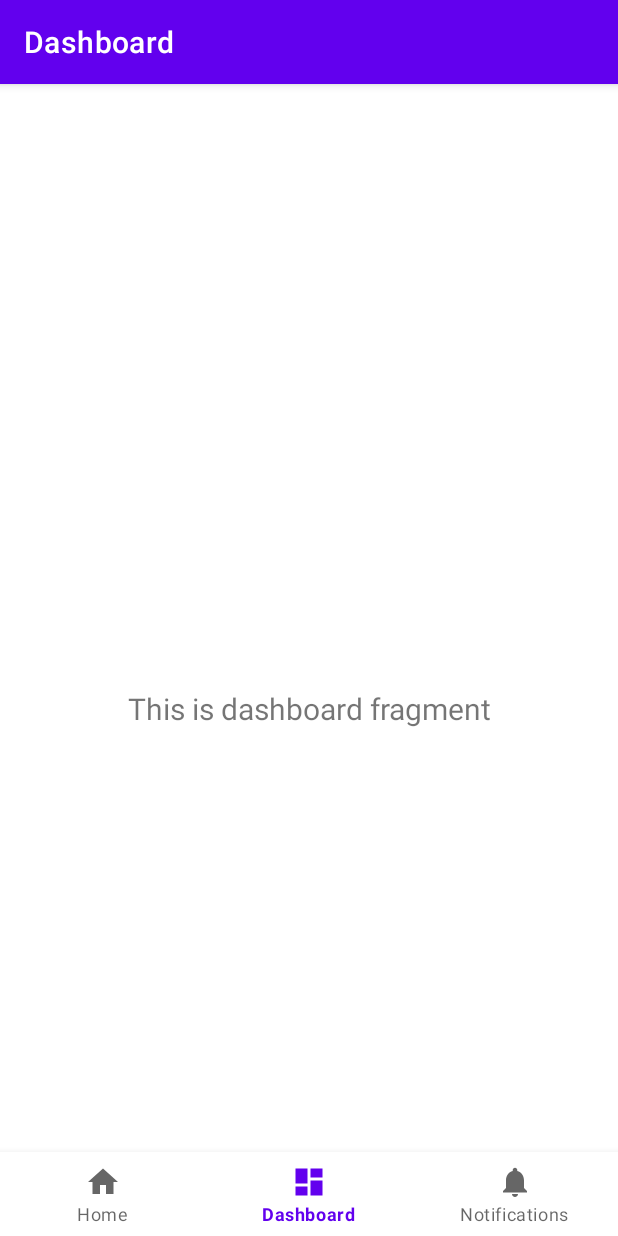
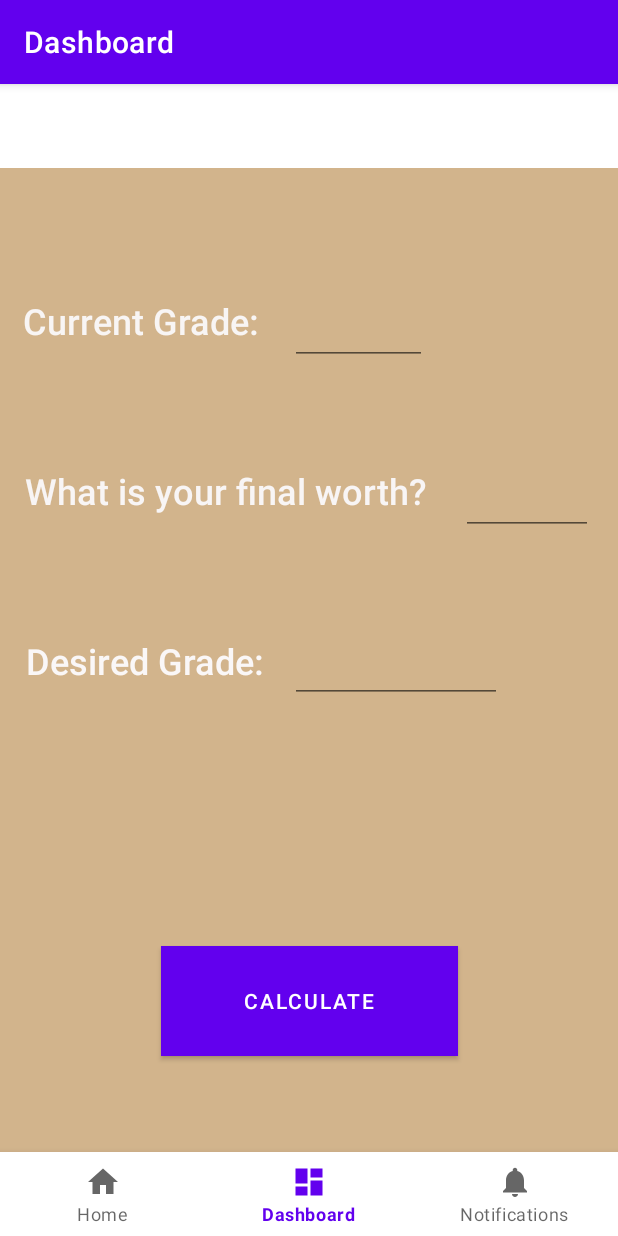
Before and after one commit to curtis-fedorko/Grade_Calculator, an Android app: the DashboardFragment screen opened through its navigation route, on a phone screen of 412 x 824 dp. Run offline under Robolectric (Android 15) with nearby library versions, the phone set to English and light mode, and no system bars; our stand-ins replace navigation-ui.

```diff
--- a/app/src/main/java/fedorko/curtis/myapplication/MainActivity.java
+++ b/app/src/main/java/fedorko/curtis/myapplication/MainActivity.java
@@ -10,6 +10,8 @@ import androidx.navigation.Navigation;
 import androidx.navigation.ui.AppBarConfiguration;
 import androidx.navigation.ui.NavigationUI;
 
+import fedorko.curtis.myapplication.Model.FGC;
+import fedorko.curtis.myapplication.Model.Phrase;
 import fedorko.curtis.myapplication.databinding.ActivityMainBinding;
 
 public class MainActivity extends AppCompatActivity {
@@ -34,4 +36,13 @@ public class MainActivity extends AppCompatActivity {
         NavigationUI.setupWithNavController(binding.navView, navController);
     }
 
+    public double onCalculate(double currgrade, double gradewant, double percleft) {
+        FGC f = new FGC();
+       return  f.whatINeed(currgrade, gradewant, percleft);
+    }
+
+    public String getExtra(double a) {
+        Phrase p = new Phrase();
+        return p.generatePhrase(a);
+    }
 }
--- a/app/src/main/java/fedorko/curtis/myapplication/Model/FGC.java
+++ b/app/src/main/java/fedorko/curtis/myapplication/Model/FGC.java
@@ -1,3 +1,5 @@
+package fedorko.curtis.myapplication.Model;
+
 import java.util.*;
 public class FGC {
     public double gradeLeft;
--- a/app/src/main/java/fedorko/curtis/myapplication/Model/Phrase.java
+++ b/app/src/main/java/fedorko/curtis/myapplication/Model/Phrase.java
@@ -1,2 +1,55 @@
-package fedorko.curtis.myapplication.Model;public class Phrase {
+package fedorko.curtis.myapplication.Model;
+
+import java.util.ArrayList;
+import java.util.List;
+import java.util.Random;
+
+public class Phrase {
+    public int needed;
+    public ArrayList<String> Bad = new ArrayList<>();
+    public ArrayList<String> Good = new ArrayList<>();;
+    public ArrayList<String> Unrealistic = new ArrayList<>();;
+    public ArrayList<String> decent = new ArrayList<>();;
+
+    public Phrase(){
+        this.Good.add("Id focus on other things");
+        this.Good.add("Break starts now");
+        this.Good.add("Your Hard work payed off");
+        this. Bad.add("When does the library close?");
+        this.Bad.add("When does the library close?");
+        this.Bad.add("Pray.");
+        this.Bad.add("Not even luck could help you");
+        this.Bad.add("I hope youre religous");
+        this.decent.add("Dont Give up, you can do it");
+    }
+    public String generatePhrase(double grade){
+        String outy = "";
+
+        if(grade <= 75.0){
+            outy = getGood();
+        }
+        else if(grade <= 92.0){
+            outy = getDecent();
+        }
+        else{
+            outy = getBad();
+        }
+
+return outy;
+    }
+
+    private String getBad() {
+        Random rand = new Random();
+        return this.Bad.get(rand.nextInt(Bad.size()));
+    }
+
+    private String getDecent() {
+        Random rand = new Random();
+        return this.decent.get(rand.nextInt(decent.size()));
+    }
+
+    private String getGood() {
+        Random rand = new Random();
+        return this.Good.get(rand.nextInt(Good.size()));
+    }
 }
--- a/app/src/main/java/fedorko/curtis/myapplication/ui/dashboard/DashboardFragment.java
+++ b/app/src/main/java/fedorko/curtis/myapplication/ui/dashboard/DashboardFragment.java
@@ -1,6 +1,7 @@
 package fedorko.curtis.myapplication.ui.dashboard;
 
 import android.os.Bundle;
+import android.text.Editable;
 import android.view.LayoutInflater;
 import android.view.View;
 import android.view.ViewGroup;
@@ -12,30 +13,51 @@ import androidx.fragment.app.Fragment;
 import androidx.lifecycle.Observer;
 import androidx.lifecycle.ViewModelProvider;
 
+import fedorko.curtis.myapplication.MainActivity;
+import fedorko.curtis.myapplication.Model.Phrase;
 import fedorko.curtis.myapplication.R;
 import fedorko.curtis.myapplication.databinding.FragmentDashboardBinding;
 
 public class DashboardFragment extends Fragment {
+    private FragmentDashboardBinding binding;
+    MainActivity activity;
+    public DashboardFragment(){
+        this.activity = new MainActivity();
+    }
+    @Override
+    public View onCreateView(@NonNull LayoutInflater inflater, ViewGroup container,
+                             Bundle savedInstanceState) {
+        this.binding = FragmentDashboardBinding.inflate(inflater);
+        return this.binding.getRoot();
 
-    private DashboardViewModel dashboardViewModel;
-    private FragmentDashboardBinding binding;
+    }
+    public View getRootView() {
+        return this.binding.getRoot();
+    }
+    @Override
+    public void onViewCreated(@NonNull View view, @Nullable Bundle savedInstanceState) {
+        super.onViewCreated(view, savedInstanceState);
 
-    public View onCreateView(@NonNull LayoutInflater inflater,
-                             ViewGroup container, Bundle savedInstanceState) {
-        dashboardViewModel =
-                new ViewModelProvider(this).get(DashboardViewModel.class);
-
-        binding = FragmentDashboardBinding.inflate(inflater, container, false);
-        View root = binding.getRoot();
-
-        final TextView textView = binding.textDashboard;
-        dashboardViewModel.getText().observe(getViewLifecycleOwner(), new Observer<String>() {
+        this.binding.button.setOnClickListener(new View.OnClickListener() {
             @Override
-            public void onChanged(@Nullable String s) {
-                textView.setText(s);
+            public void onClick(View view) {
+                Editable currgrade = binding.currgradetext.getText();
+                double currentgrade = Double.parseDouble(currgrade.toString());
+                Editable currgrade2 = binding.finalworthtext.getText();
+                double finalpercent = Double.parseDouble(currgrade2.toString());
+                Editable currgrade3 = binding.whattheywanttext.getText();
+                double gradewanted = Double.parseDouble(currgrade3.toString());
+                double a = activity.onCalculate(currentgrade, gradewanted, finalpercent);
+               String needed = Double.toString(a);
+               String cherry = activity.getExtra(a);
+               String outy = "You need to get a " + needed + " on your final. " + cherry;
+                binding.needed.setText(outy);
+               binding.needed.setVisibility(View.VISIBLE);
+                binding.currgradetext.setText("");
+                binding.whattheywanttext.setText("");
+                binding.finalworthtext.setText("");
             }
         });
-        return root;
     }
 
     @Override
--- a/app/src/main/res/layout/fragment_dashboard.xml
+++ b/app/src/main/res/layout/fragment_dashboard.xml
@@ -4,19 +4,128 @@
     xmlns:tools="http://schemas.android.com/tools"
     android:layout_width="match_parent"
     android:layout_height="match_parent"
+    android:background="#D2B48C"
     tools:context=".ui.dashboard.DashboardFragment">
 
     <TextView
-        android:id="@+id/text_dashboard"
-        android:layout_width="match_parent"
-        android:layout_height="wrap_content"
-        android:layout_marginStart="8dp"
-        android:layout_marginTop="8dp"
-        android:layout_marginEnd="8dp"
+        android:id="@+id/curr_grade"
+        android:layout_width="160dp"
+        android:layout_height="38dp"
+        android:layout_marginStart="15dp"
+        android:layout_marginTop="85dp"
+        android:background="#D2B48C"
+        android:text="Current Grade: "
+        android:textAppearance="@style/TextAppearance.AppCompat.Body2"
+        android:textColor="#F8F5F4"
+        android:textSize="24sp"
+        app:layout_constraintStart_toStartOf="parent"
+        app:layout_constraintTop_toTopOf="parent"
+        tools:ignore="TextContrastCheck" />
+
+    <EditText
+        android:id="@+id/currgradetext"
+        android:layout_width="91dp"
+        android:layout_height="59dp"
+        android:layout_marginStart="15dp"
+        android:layout_marginTop="72dp"
+        android:ems="10"
+        android:inputType="numberDecimal"
+        android:textColor="#EFEDED"
+        app:layout_constraintEnd_toEndOf="parent"
+        app:layout_constraintHorizontal_bias="0.023"
+        app:layout_constraintStart_toEndOf="@+id/curr_grade"
+        app:layout_constraintTop_toTopOf="parent" />
+
+    <TextView
+        android:id="@+id/perc_final"
+        android:layout_width="269dp"
+        android:layout_height="38dp"
+        android:layout_marginStart="15dp"
+        android:layout_marginTop="75dp"
+        android:background="#D2B48C"
+        android:fontFamily="sans-serif-medium"
+        android:text="What is your final worth?"
         android:textAlignment="center"
-        android:textSize="20sp"
+        android:textAppearance="@style/TextAppearance.AppCompat.Body2"
+        android:textColor="#F8F5F5"
+        android:textSize="24sp"
+        app:layout_constraintStart_toStartOf="parent"
+        app:layout_constraintTop_toBottomOf="@+id/curr_grade"
+        tools:ignore="TextContrastCheck" />
+
+    <EditText
+        android:id="@+id/finalworthtext"
+        android:layout_width="88dp"
+        android:layout_height="57dp"
+        android:layout_marginStart="15dp"
+        android:layout_marginTop="56dp"
+        android:layout_marginEnd="15dp"
+        android:ems="10"
+        android:inputType="numberDecimal"
+        android:textColor="#FAF7F7"
+        app:layout_constraintEnd_toEndOf="parent"
+        app:layout_constraintHorizontal_bias="0.833"
+        app:layout_constraintStart_toEndOf="@+id/perc_final"
+        app:layout_constraintTop_toBottomOf="@+id/currgradetext" />
+
+    <TextView
+        android:id="@+id/fin_grade"
+        android:layout_width="162dp"
+        android:layout_height="38dp"
+        android:layout_marginStart="16dp"
+        android:layout_marginTop="75dp"
+        android:background="#D2B48C"
+        android:fontFamily="sans-serif-medium"
+        android:text="Desired Grade:"
+        android:textAlignment="center"
+        android:textColor="#FAF7F7"
+        android:textSize="24dp"
+        app:layout_constraintStart_toStartOf="parent"
+        app:layout_constraintTop_toBottomOf="@+id/perc_final"
+        tools:ignore="TextContrastCheck" />
+
+    <EditText
+        android:id="@+id/whattheywanttext"
+        android:layout_width="141dp"
+        android:layout_height="56dp"
+        android:layout_marginStart="15dp"
+        android:layout_marginTop="56dp"
+        android:layout_marginEnd="77dp"
+        android:ems="10"
+        android:inputType="numberDecimal"
+        android:textColor="#F4EFEF"
+        android:textColorHint="#F3EFEF"
+        app:layout_constraintEnd_toEndOf="parent"
+        app:layout_constraintStart_toEndOf="@+id/fin_grade"
+        app:layout_constraintTop_toBottomOf="@+id/finalworthtext" />
+
+    <Button
+        android:id="@+id/button"
+        android:layout_width="198dp"
+        android:layout_height="73dp"
+        android:layout_marginBottom="120dp"
+        android:background="#548E88"
+        android:backgroundTint="#548E88"
+        android:text="Calculate"
         app:layout_constraintBottom_toBottomOf="parent"
         app:layout_constraintEnd_toEndOf="parent"
         app:layout_constraintStart_toStartOf="parent"
-        app:layout_constraintTop_toTopOf="parent" />
+        tools:ignore="TextContrastCheck" />
+
+    <TextView
+        android:id="@+id/needed"
+        android:layout_width="278dp"
+        android:layout_height="58dp"
+        android:layout_marginTop="50dp"
+        android:layout_marginBottom="64dp"
+        android:text="TextView"
+        android:textColor="#548E88"
+        android:textSize="24sp"
+        android:visibility="invisible"
+        app:layout_constraintBottom_toTopOf="@+id/button"
+        app:layout_constraintEnd_toEndOf="parent"
+        app:layout_constraintHorizontal_bias="0.496"
+        app:layout_constraintStart_toStartOf="parent"
+        app:layout_constraintTop_toBottomOf="@+id/whattheywanttext" />
+
 </androidx.constraintlayout.widget.ConstraintLayout>
```
